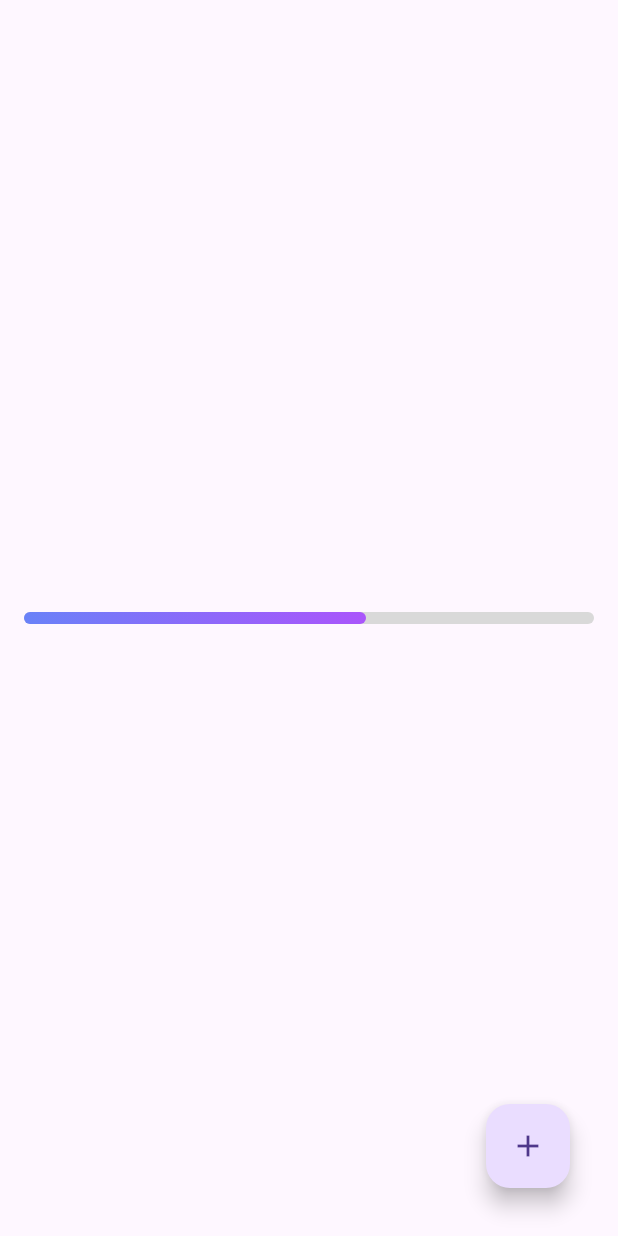
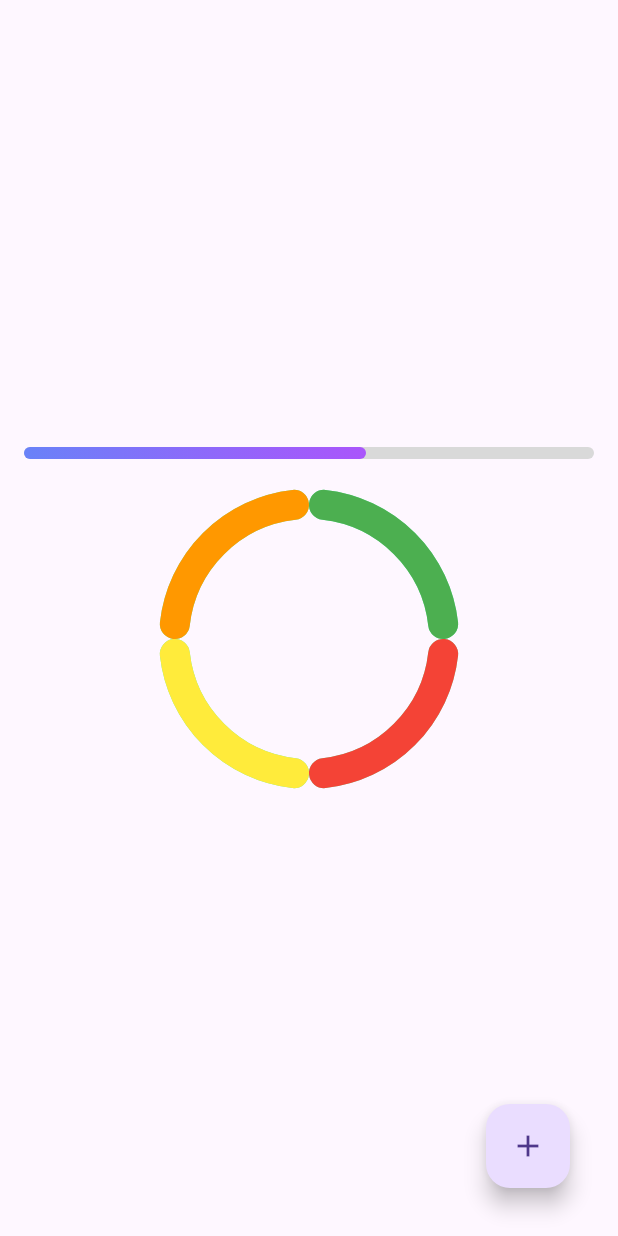
Before and after one commit to ritik453rr/demo, a Flutter app: the SmoothProgressBarWidget screen opened directly, after a tap on the "add" icon, on a phone screen of 412 x 824 dp. Run offline on Flutter 3.47's test engine with Material 3 defaults, Android fonts, the phone set to English and light mode, and no system bars.

Commit message:
added new widgets

```diff
--- /dev/null
+++ b/lib/circle_progress/circle_step_indicator_page.dart
@@ -0,0 +1,208 @@
+import 'dart:math';
+import 'package:flutter/material.dart';
+
+class CircleStepIndicatorPage extends StatefulWidget {
+  const CircleStepIndicatorPage({super.key});
+
+  @override
+  State<CircleStepIndicatorPage> createState() =>
+      _CircleStepIndicatorPageState();
+}
+
+class _CircleStepIndicatorPageState extends State<CircleStepIndicatorPage> {
+  int step = 1;
+
+  @override
+  Widget build(BuildContext context) {
+    return Scaffold(
+      floatingActionButton: Padding(
+        padding: const EdgeInsets.all(16.0),
+        child: FloatingActionButton(
+          onPressed: () {
+            setState(() {
+              step += 1;
+              if (step > 4) {
+                step = 1;
+              }
+            });
+          },
+          child: const Icon(Icons.add),
+        ),
+      ),
+      body: Container(
+        width: double.infinity,
+        padding: const EdgeInsets.all(16.0),
+        child: Column(
+          mainAxisAlignment: MainAxisAlignment.center,
+          crossAxisAlignment: CrossAxisAlignment.center,
+          children: [
+            CircleStepIndicator(currentStep: step, unfilledColor: Colors.grey),
+          ],
+        ),
+      ),
+    );
+  }
+}
+
+class CircleStepIndicator extends StatefulWidget {
+  final int currentStep;
+  final double size;
+  final double strokeWidth;
+  final List<Color> stepColors;
+  final double stepPadding;
+  final Color unfilledColor;
+
+  const CircleStepIndicator({
+    super.key,
+    required this.currentStep,
+    this.size = 200,
+    this.strokeWidth = 20,
+    this.stepColors = const [
+      Colors.green,
+      Colors.red,
+      Colors.yellow,
+      Colors.orange,
+    ],
+    this.stepPadding = 10.0,
+    this.unfilledColor = Colors.greenAccent,
+  });
+
+  @override
+  CircleStepIndicatorState createState() => CircleStepIndicatorState();
+}
+
+class CircleStepIndicatorState extends State<CircleStepIndicator>
+    with SingleTickerProviderStateMixin {
+  late AnimationController _controller;
+  late Animation<double> _animation;
+
+  double _oldStep = 0.0;
+
+  @override
+  void initState() {
+    super.initState();
+
+    _controller = AnimationController(
+      vsync: this,
+      duration: const Duration(milliseconds: 1200),
+    );
+
+    _animation =
+        Tween<double>(begin: 0, end: widget.currentStep.toDouble()).animate(
+          CurvedAnimation(parent: _controller, curve: Curves.easeInOut),
+        )..addListener(() {
+          setState(() {});
+        });
+
+    _controller.forward();
+  }
+
+  @override
+  void didUpdateWidget(covariant CircleStepIndicator oldWidget) {
+    super.didUpdateWidget(oldWidget);
+
+    if (widget.currentStep != oldWidget.currentStep) {
+      _oldStep = _animation.value;
+      _controller.reset();
+      _animation =
+          Tween<double>(
+              begin: _oldStep,
+              end: widget.currentStep.toDouble(),
+            ).animate(
+              CurvedAnimation(parent: _controller, curve: Curves.easeInOut),
+            )
+            ..addListener(() {
+              setState(() {});
+            });
+      _controller.forward();
+    }
+  }
+
+  @override
+  void dispose() {
+    _controller.dispose();
+    super.dispose();
+  }
+
+  @override
+  Widget build(BuildContext context) {
+    return Stack(
+      children: [
+        CustomPaint(
+          size: Size.square(widget.size),
+          painter: StepProgressPainter(
+            progress: _animation.value,
+            stepPadding: widget.stepPadding,
+            stepColors: widget.stepColors,
+            strokeWidth: widget.strokeWidth,
+            unfilledColor: widget.unfilledColor,
+          ),
+        ),
+      ],
+    );
+  }
+}
+
+class StepProgressPainter extends CustomPainter {
+  final double progress;
+  final List<Color> stepColors;
+  final double strokeWidth;
+  final Color unfilledColor;
+  final double stepPadding;
+
+  StepProgressPainter({
+    required this.progress,
+    required this.stepColors,
+    required this.strokeWidth,
+    required this.unfilledColor,
+    required this.stepPadding,
+  });
+
+  @override
+  void paint(Canvas canvas, Size size) {
+    final center = size.center(Offset.zero);
+    final radius = (size.width / 2) - strokeWidth / 2;
+    final rect = Rect.fromCircle(center: center, radius: radius);
+
+    final totalSteps = stepColors.length;
+    final anglePerStep = 2 * pi / totalSteps;
+
+    // Angle for rounded caps offset
+    final capRadius = stepPadding; //5.0;//strokeWidth / 2;
+    final capAngle = asin(capRadius / radius);
+
+    final paint = Paint()
+      ..style = PaintingStyle.stroke
+      ..strokeWidth = strokeWidth
+      ..strokeCap = StrokeCap.round;
+
+    // Draw all steps as unfilled (grey)
+    paint.color = unfilledColor;
+    for (int i = 0; i < totalSteps; i++) {
+      final startAngle = -pi / 2 + anglePerStep * i + capAngle;
+      final sweepAngle = anglePerStep - 2 * capAngle;
+      canvas.drawArc(rect, startAngle, sweepAngle, false, paint);
+    }
+
+    // Draw filled steps on top
+    for (int i = 0; i < totalSteps; i++) {
+      final stepProgress = (progress - i).clamp(0.0, 1.0);
+      if (stepProgress <= 0) continue;
+
+      paint.color = stepColors[i];
+
+      final startAngle = -pi / 2 + anglePerStep * i + capAngle;
+      final sweepAngle = (anglePerStep - 2 * capAngle) * stepProgress;
+
+      canvas.drawArc(rect, startAngle, sweepAngle, false, paint);
+    }
+  }
+
+  @override
+  bool shouldRepaint(covariant StepProgressPainter oldDelegate) {
+    return oldDelegate.progress != progress ||
+        oldDelegate.stepColors != stepColors ||
+        oldDelegate.strokeWidth != strokeWidth ||
+        oldDelegate.unfilledColor != unfilledColor;
+  }
+}
--- a/lib/main.dart
+++ b/lib/main.dart
@@ -1,6 +1,10 @@
+import 'package:demo/drag_sheet/drag_sheet_page.dart';
+import 'package:demo/expension_tile/expension_tile_page.dart';
 import 'package:demo/progress_bar/smooth_progress_bar.dart';
 import 'package:demo/progress_bar/step_progress_bar.dart';
 import 'package:flutter/material.dart';
+
+import 'circle_progress/circle_step_indicator_page.dart';
 
 void main() {
   runApp(const MyApp());
@@ -14,7 +18,7 @@ class MyApp extends StatelessWidget {
   Widget build(BuildContext context) {
     return MaterialApp(
       debugShowCheckedModeBanner: false,
-      home: SmoothProgressBarWidget()
+      home:DragSheetPage()
     );
   }
 }
--- a/lib/progress_bar/smooth_progress_bar.dart
+++ b/lib/progress_bar/smooth_progress_bar.dart
@@ -1,3 +1,4 @@
+import 'package:demo/circle_progress/circle_step_indicator_page.dart';
 import 'package:flutter/material.dart';
 
 class SmoothProgressBarWidget extends StatefulWidget {
@@ -61,9 +62,12 @@ class _SmoothProgressBarWidgetState extends State<SmoothProgressBarWidget> {
                 );
               },
             ),
+            SizedBox(height: 20),
+            CircleStepIndicator(currentStep: 4),
           ],
         ),
       ),
     );
+
   }
 }
```
Also changed, not shown: lib/drag_sheet/drag_sheet_page.dart (added, +79 -0 lines), lib/expension_tile/expension_tile_page.dart (added, +82 -0 lines).
